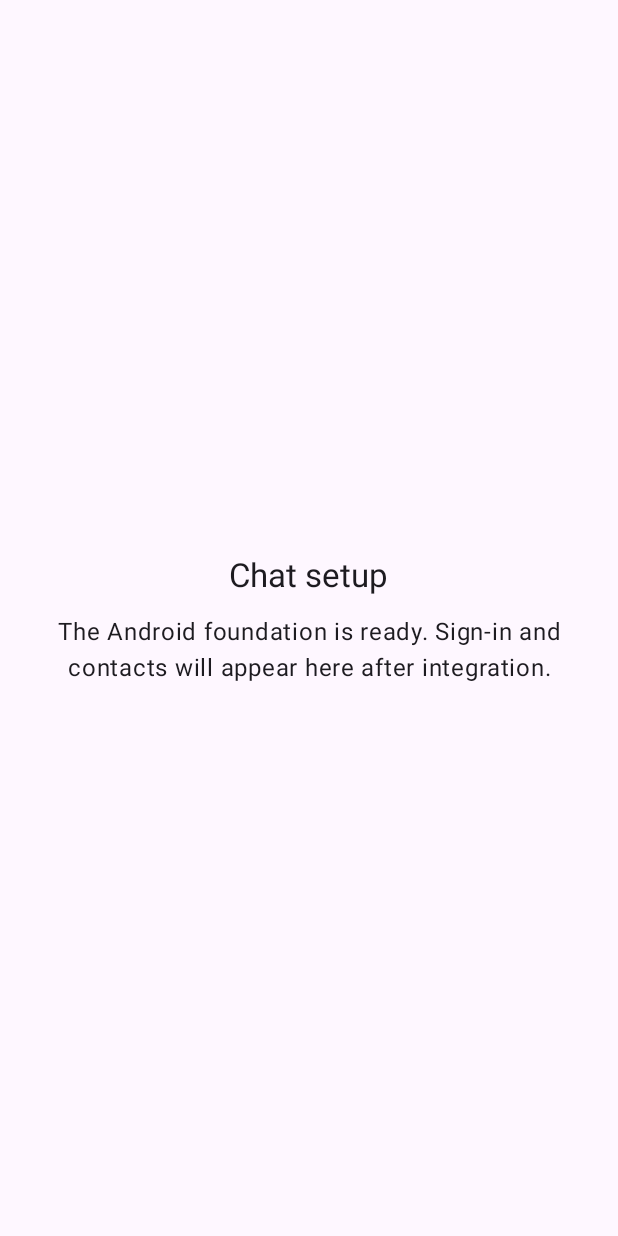
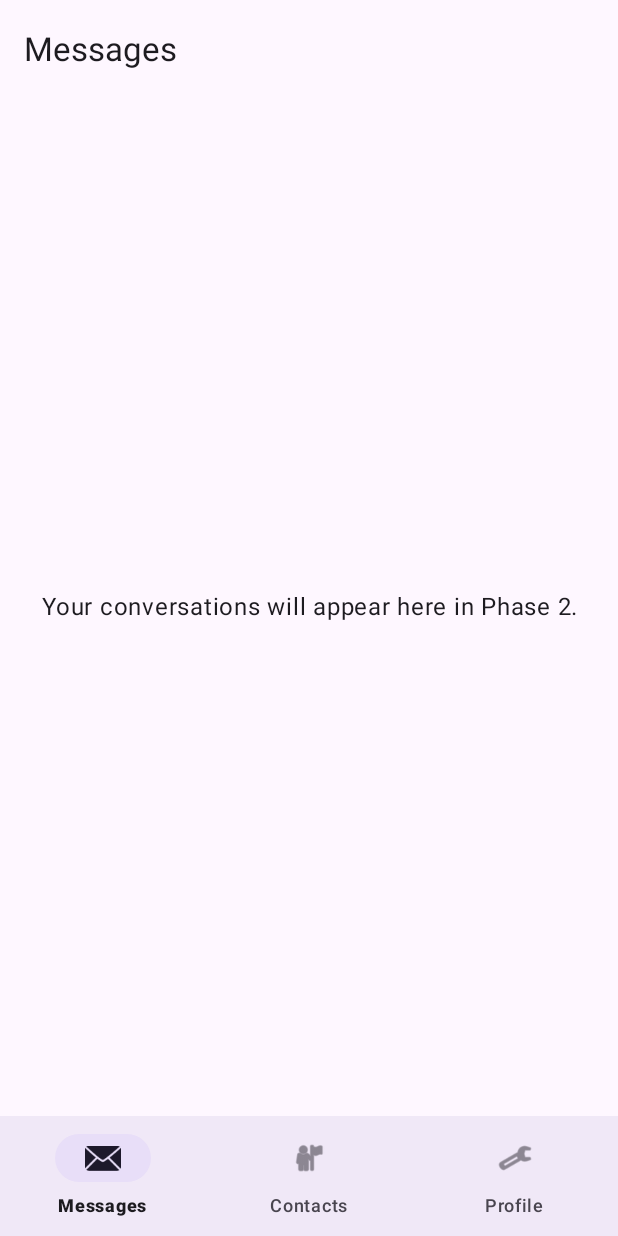
Before and after one commit to lwd7071/AndroidFinalProject, an Android app: the screen it shows after launch (MainActivity), on a phone screen of 412 x 824 dp. Run offline under Robolectric (Android 15) with nearby library versions, the phone set to English and light mode, and no system bars; our stand-ins replace Firebase (no records; nobody signed in at launch, a user with empty details on screens opened directly), Room's generated code, navigation-ui.

Commit message:
feat(ui): add Phase 1 navigation shell

```diff
--- a/android/app/build.gradle.kts
+++ b/android/app/build.gradle.kts
@@ -70,6 +70,7 @@ dependencies {
     implementation(libs.androidx.appcompat)
     implementation(libs.androidx.lifecycle.livedata)
     implementation(libs.androidx.navigation.fragment)
+    implementation(libs.androidx.navigation.ui)
     implementation(libs.material)
     implementation(libs.androidx.room.runtime)
     annotationProcessor(libs.androidx.room.compiler)
--- a/android/app/src/main/java/vn/edu/lwd7071/androidfinalproject/ui/MainActivity.java
+++ b/android/app/src/main/java/vn/edu/lwd7071/androidfinalproject/ui/MainActivity.java
@@ -1,12 +1,18 @@
 package vn.edu.lwd7071.androidfinalproject.ui;
 
 import android.os.Bundle;
+import android.view.View;
 
 import androidx.appcompat.app.AppCompatActivity;
 import androidx.core.graphics.Insets;
 import androidx.core.view.ViewCompat;
 import androidx.core.view.WindowInsetsCompat;
+import androidx.navigation.NavController;
+import androidx.navigation.fragment.NavHostFragment;
+import androidx.navigation.ui.AppBarConfiguration;
+import androidx.navigation.ui.NavigationUI;
 
+import vn.edu.lwd7071.androidfinalproject.R;
 import vn.edu.lwd7071.androidfinalproject.databinding.ActivityMainBinding;
 
 public final class MainActivity extends AppCompatActivity {
@@ -14,15 +20,27 @@ public final class MainActivity extends AppCompatActivity {
     protected void onCreate(Bundle savedInstanceState) {
         super.onCreate(savedInstanceState);
         ActivityMainBinding binding = ActivityMainBinding.inflate(getLayoutInflater());
-        ViewCompat.setAccessibilityHeading(binding.foundationTitle, true);
-        int basePadding = binding.getRoot().getPaddingLeft();
+        setContentView(binding.getRoot());
         ViewCompat.setOnApplyWindowInsetsListener(binding.getRoot(), (view, windowInsets) -> {
             Insets bars = windowInsets.getInsets(WindowInsetsCompat.Type.systemBars()
                     | WindowInsetsCompat.Type.displayCutout());
-            view.setPadding(basePadding + bars.left, basePadding + bars.top,
-                    basePadding + bars.right, basePadding + bars.bottom);
+            view.setPadding(bars.left, bars.top, bars.right, bars.bottom);
             return windowInsets;
         });
-        setContentView(binding.getRoot());
+
+        NavHostFragment host = (NavHostFragment) getSupportFragmentManager()
+                .findFragmentById(R.id.nav_host);
+        if (host == null) throw new IllegalStateException("Navigation host is missing");
+        NavController navigation = host.getNavController();
+        NavigationUI.setupWithNavController(binding.toolbar, navigation,
+                new AppBarConfiguration.Builder(R.id.inboxFragment, R.id.contactsFragment,
+                        R.id.profileFragment).build());
+        NavigationUI.setupWithNavController(binding.bottomNavigation, navigation);
+        navigation.addOnDestinationChangedListener((controller, destination, arguments) ->
+                binding.bottomNavigation.setVisibility(
+                        destination.getId() == R.id.inboxFragment
+                                || destination.getId() == R.id.contactsFragment
+                                || destination.getId() == R.id.profileFragment
+                                ? View.VISIBLE : View.GONE));
     }
 }
--- /dev/null
+++ b/android/app/src/main/java/vn/edu/lwd7071/androidfinalproject/ui/PlaceholderFragment.java
@@ -0,0 +1,37 @@
+package vn.edu.lwd7071.androidfinalproject.ui;
+
+import android.os.Bundle;
+import android.view.LayoutInflater;
+import android.view.View;
+import android.view.ViewGroup;
+
+import androidx.annotation.NonNull;
+import androidx.annotation.Nullable;
+import androidx.fragment.app.Fragment;
+import androidx.navigation.fragment.NavHostFragment;
+
+import vn.edu.lwd7071.androidfinalproject.R;
+import vn.edu.lwd7071.androidfinalproject.databinding.FragmentPlaceholderBinding;
+
+public final class PlaceholderFragment extends Fragment {
+    private FragmentPlaceholderBinding binding;
+
+    @Nullable
+    @Override
+    public View onCreateView(@NonNull LayoutInflater inflater, @Nullable ViewGroup container,
+            @Nullable Bundle savedInstanceState) {
+        binding = FragmentPlaceholderBinding.inflate(inflater, container, false);
+        int destination = NavHostFragment.findNavController(this).getCurrentDestination().getId();
+        binding.placeholderMessage.setText(destination == R.id.inboxFragment
+                ? R.string.inbox_phase_two
+                : destination == R.id.profileFragment ? R.string.profile_pending
+                : R.string.screen_pending);
+        return binding.getRoot();
+    }
+
+    @Override
+    public void onDestroyView() {
+        binding = null;
+        super.onDestroyView();
+    }
+}
--- a/android/app/src/main/res/layout/activity_main.xml
+++ b/android/app/src/main/res/layout/activity_main.xml
@@ -1,25 +1,30 @@
 <?xml version="1.0" encoding="utf-8"?>
 <LinearLayout xmlns:android="http://schemas.android.com/apk/res/android"
-    android:id="@+id/foundation_content"
+    android:id="@+id/main_root"
     android:layout_width="match_parent"
     android:layout_height="match_parent"
-    android:gravity="center"
     android:orientation="vertical"
-    android:padding="24dp">
+    xmlns:app="http://schemas.android.com/apk/res-auto">
 
-    <TextView
-        android:id="@+id/foundation_title"
-        android:layout_width="wrap_content"
+    <com.google.android.material.appbar.MaterialToolbar
+        android:id="@+id/toolbar"
+        android:layout_width="match_parent"
         android:layout_height="wrap_content"
-        android:gravity="center"
-        android:text="@string/foundation_title"
-        android:textAppearance="?attr/textAppearanceTitleLarge" />
+        android:background="?attr/colorSurface" />
 
-    <TextView
-        android:layout_width="wrap_content"
+    <androidx.fragment.app.FragmentContainerView
+        android:id="@+id/nav_host"
+        android:name="androidx.navigation.fragment.NavHostFragment"
+        android:layout_width="match_parent"
+        android:layout_height="0dp"
+        android:layout_weight="1"
+        app:defaultNavHost="true"
+        app:navGraph="@navigation/main_nav" />
+
+    <com.google.android.material.bottomnavigation.BottomNavigationView
+        android:id="@+id/bottom_navigation"
+        android:layout_width="match_parent"
         android:layout_height="wrap_content"
-        android:layout_marginTop="12dp"
-        android:gravity="center"
-        android:text="@string/foundation_description"
-        android:textAppearance="?attr/textAppearanceBodyLarge" />
+        android:background="?attr/colorSurface"
+        app:menu="@menu/main_bottom_navigation" />
 </LinearLayout>
--- /dev/null
+++ b/android/app/src/main/res/layout/fragment_placeholder.xml
@@ -0,0 +1,13 @@
+<?xml version="1.0" encoding="utf-8"?>
+<FrameLayout xmlns:android="http://schemas.android.com/apk/res/android"
+    android:layout_width="match_parent"
+    android:layout_height="match_parent"
+    android:padding="24dp">
+    <TextView
+        android:id="@+id/placeholder_message"
+        android:layout_width="wrap_content"
+        android:layout_height="wrap_content"
+        android:layout_gravity="center"
+        android:gravity="center"
+        android:textAppearance="?attr/textAppearanceBodyLarge" />
+</FrameLayout>
--- /dev/null
+++ b/android/app/src/main/res/menu/main_bottom_navigation.xml
@@ -0,0 +1,9 @@
+<?xml version="1.0" encoding="utf-8"?>
+<menu xmlns:android="http://schemas.android.com/apk/res/android">
+    <item android:id="@+id/inboxFragment" android:icon="@android:drawable/ic_dialog_email"
+        android:title="@string/nav_inbox" />
+    <item android:id="@+id/contactsFragment" android:icon="@android:drawable/ic_menu_myplaces"
+        android:title="@string/nav_contacts" />
+    <item android:id="@+id/profileFragment" android:icon="@android:drawable/ic_menu_manage"
+        android:title="@string/nav_profile" />
+</menu>
--- /dev/null
+++ b/android/app/src/main/res/navigation/main_nav.xml
@@ -0,0 +1,33 @@
+<?xml version="1.0" encoding="utf-8"?>
+<navigation xmlns:android="http://schemas.android.com/apk/res/android"
+    xmlns:app="http://schemas.android.com/apk/res-auto"
+    android:id="@+id/main_nav"
+    app:startDestination="@id/inboxFragment">
+    <fragment android:id="@+id/inboxFragment"
+        android:name="vn.edu.lwd7071.androidfinalproject.ui.PlaceholderFragment"
+        android:label="@string/nav_inbox" />
+    <fragment android:id="@+id/contactsFragment"
+        android:name="vn.edu.lwd7071.androidfinalproject.ui.PlaceholderFragment"
+        android:label="@string/nav_contacts">
+        <action android:id="@+id/action_contacts_to_user_profile"
+            app:destination="@id/userProfileFragment" />
+        <action android:id="@+id/action_contacts_to_add_contact"
+            app:destination="@id/addContactFragment" />
+    </fragment>
+    <fragment android:id="@+id/profileFragment"
+        android:name="vn.edu.lwd7071.androidfinalproject.ui.PlaceholderFragment"
+        android:label="@string/nav_profile" />
+    <fragment android:id="@+id/addContactFragment"
+        android:name="vn.edu.lwd7071.androidfinalproject.ui.PlaceholderFragment"
+        android:label="@string/add_contact_title" />
+    <fragment android:id="@+id/userProfileFragment"
+        android:name="vn.edu.lwd7071.androidfinalproject.ui.PlaceholderFragment"
+        android:label="@string/user_profile_title">
+        <argument android:name="userId" app:argType="string" />
+        <action android:id="@+id/action_user_profile_to_chat"
+            app:destination="@id/chatPlaceholderFragment" />
+    </fragment>
+    <fragment android:id="@+id/chatPlaceholderFragment"
+        android:name="vn.edu.lwd7071.androidfinalproject.ui.PlaceholderFragment"
+        android:label="@string/chat_title" />
+</navigation>
--- a/android/app/src/main/res/values/strings.xml
+++ b/android/app/src/main/res/values/strings.xml
@@ -3,4 +3,13 @@
     <string name="foundation_title">Chat setup</string>
     <string name="foundation_description">The Android foundation is ready. Sign-in and contacts will appear here after integration.</string>
     <string name="notification_channel_messages">Messages</string>
+    <string name="nav_inbox">Messages</string>
+    <string name="nav_contacts">Contacts</string>
+    <string name="nav_profile">Profile</string>
+    <string name="add_contact_title">Add contact</string>
+    <string name="user_profile_title">Contact profile</string>
+    <string name="chat_title">Chat</string>
+    <string name="inbox_phase_two">Your conversations will appear here in Phase 2.</string>
+    <string name="profile_pending">Profile is being built by the account team.</string>
+    <string name="screen_pending">This screen is being built.</string>
 </resources>
--- a/android/gradle/libs.versions.toml
+++ b/android/gradle/libs.versions.toml
@@ -15,6 +15,7 @@ testCore = "1.7.0"
 androidx-appcompat = { module = "androidx.appcompat:appcompat", version.ref = "appcompat" }
 androidx-lifecycle-livedata = { module = "androidx.lifecycle:lifecycle-livedata-core", version.ref = "lifecycle" }
 androidx-navigation-fragment = { module = "androidx.navigation:navigation-fragment", version.ref = "navigation" }
+androidx-navigation-ui = { module = "androidx.navigation:navigation-ui", version.ref = "navigation" }
 androidx-room-runtime = { module = "androidx.room:room-runtime", version.ref = "room" }
 androidx-room-compiler = { module = "androidx.room:room-compiler", version.ref = "room" }
 material = { module = "com.google.android.material:material", version.ref = "material" }
```
Also changed, not shown: 2 other files.
